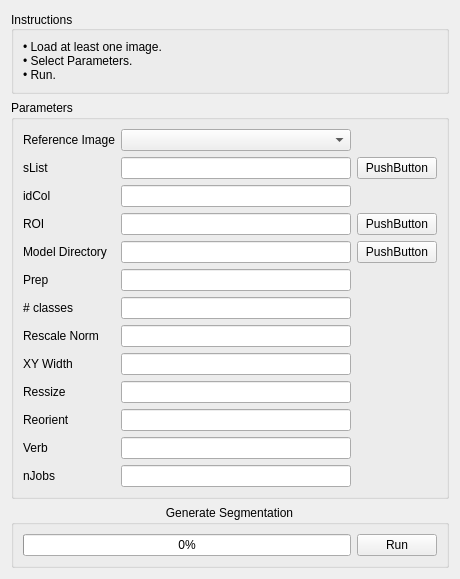
Above: Plugins/upenn.cbica.deepmrseg/src/internal/QDeepMRSegControls.ui from CBICA/DeepMRSegApp before the change. Below: the same form after it.
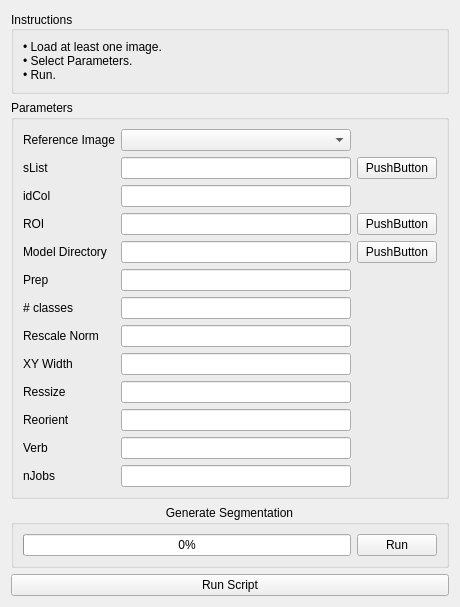
That is the form after the change. Custom widgets are drawn as their Qt base class.

```diff
--- a/Plugins/upenn.cbica.deepmrseg/src/internal/QDeepMRSegControls.ui
+++ b/Plugins/upenn.cbica.deepmrseg/src/internal/QDeepMRSegControls.ui
@@ -261,6 +261,13 @@
      </layout>
     </widget>
    </item>
+   <item>
+    <widget class="QPushButton" name="pushButtonRunScript">
+     <property name="text">
+      <string>Run Script</string>
+     </property>
+    </widget>
+   </item>
    <item>
     <spacer name="verticalSpacer">
      <property name="orientation">
```
Left out of the diff: 1 changed line with no effect on the pictures.
